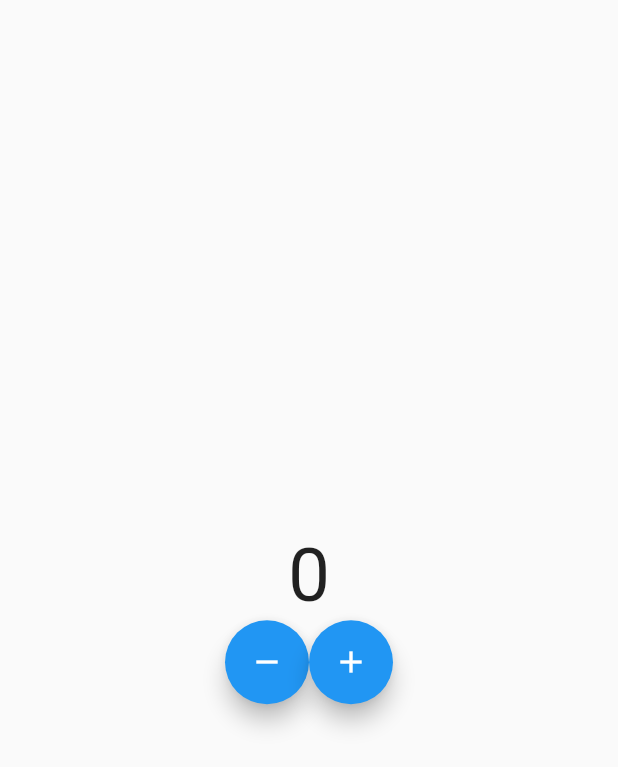
After one commit to LIMMIHEE/velog-exercise, a Flutter app: the screen it shows after launch, after a tap on "Provider 예제", on a phone screen of 412 x 824 dp. The commit adds this screen. Shown: the top 767 px of the screen. Run offline on Flutter 3.47's test engine with Material 2 defaults, Android fonts, the phone set to English and light mode, and no system bars; our stand-ins replace flutter_bloc.

Commit message:
✨ feat: Provider 예제

```diff
--- a/lib/presentation/feat/main/main_screen.dart
+++ b/lib/presentation/feat/main/main_screen.dart
@@ -1,6 +1,7 @@
 import 'package:flutter/material.dart';
 import 'package:velog_exercise/presentation/feat/bloc/bloc_screen.dart';
 import 'package:velog_exercise/presentation/feat/exception/exception_screen.dart';
+import 'package:velog_exercise/presentation/feat/provider/provider_screen.dart';
 import 'package:velog_exercise/presentation/feat/synchronous/synchronous_screen.dart';
 import 'package:velog_exercise/presentation/widget/common/scaffold_layout.dart';
 import 'package:velog_exercise/presentation/widget/main/main_outline_button.dart';
@@ -28,6 +29,10 @@ class MainScreen extends StatelessWidget {
                   text: '예외 예제',
                   onTap: () => pushScreen(context, const ExceptionScreen()),
                 ),
+                MainOutLineButton(
+                  text: 'Provider 예제',
+                  onTap: () => pushScreen(context, const ProviderScreen()),
+                ),
               ],
             ),
           ),
--- /dev/null
+++ b/lib/presentation/feat/provider/provider/count_provider.dart
@@ -0,0 +1,17 @@
+import 'package:flutter/material.dart';
+
+class CountProvider with ChangeNotifier {
+  int _count = 0;
+
+  int get count => _count;
+
+  void increment() {
+    _count++;
+    notifyListeners(); // 상태 변경 알림
+  }
+
+  void decrement() {
+    _count--;
+    notifyListeners(); // 상태 변경 알림
+  }
+}
--- /dev/null
+++ b/lib/presentation/feat/provider/provider_screen.dart
@@ -0,0 +1,19 @@
+import 'package:flutter/material.dart';
+import 'package:provider/provider.dart';
+import 'package:velog_exercise/presentation/feat/provider/provider/count_provider.dart';
+import 'package:velog_exercise/presentation/feat/provider/widget/provider_layout.dart';
+import 'package:velog_exercise/presentation/widget/common/scaffold_layout.dart';
+
+class ProviderScreen extends StatelessWidget {
+  const ProviderScreen({super.key});
+
+  @override
+  Widget build(BuildContext context) {
+    return ChangeNotifierProvider(
+      create: (BuildContext context) => CountProvider(),
+      child: const ScaffoldLayout(
+        child: ProviderLayout(),
+      ),
+    );
+  }
+}
--- /dev/null
+++ b/lib/presentation/feat/provider/widget/provider_layout.dart
@@ -0,0 +1,41 @@
+import 'package:flutter/material.dart';
+import 'package:provider/provider.dart';
+import 'package:velog_exercise/presentation/feat/provider/provider/count_provider.dart';
+
+class ProviderLayout extends StatelessWidget {
+  const ProviderLayout({super.key});
+
+  @override
+  Widget build(BuildContext context) {
+    final counter = Provider.of<CountProvider>(context);
+
+    return Column(
+      mainAxisAlignment: MainAxisAlignment.center,
+      children: [
+        Text(
+          '${counter.count}',
+          style: const TextStyle(fontSize: 50),
+        ),
+        Row(
+          mainAxisAlignment: MainAxisAlignment.center,
+          children: <Widget>[
+            FloatingActionButton(
+              heroTag: 'provider_decrement',
+              onPressed: () {
+                counter.decrement();
+              },
+              child: const Icon(Icons.remove),
+            ),
+            FloatingActionButton(
+              heroTag: 'provider_increment',
+              onPressed: () {
+                counter.increment();
+              },
+              child: const Icon(Icons.add),
+            ),
+          ],
+        )
+      ],
+    );
+  }
+}
--- a/pubspec.yaml
+++ b/pubspec.yaml
@@ -15,6 +15,7 @@ dependencies:
 
   cupertino_icons: ^1.0.2
   flutter_bloc:
+  provider:
 
 dev_dependencies:
   flutter_test:
```
Also changed, not shown: pubspec.lock.
